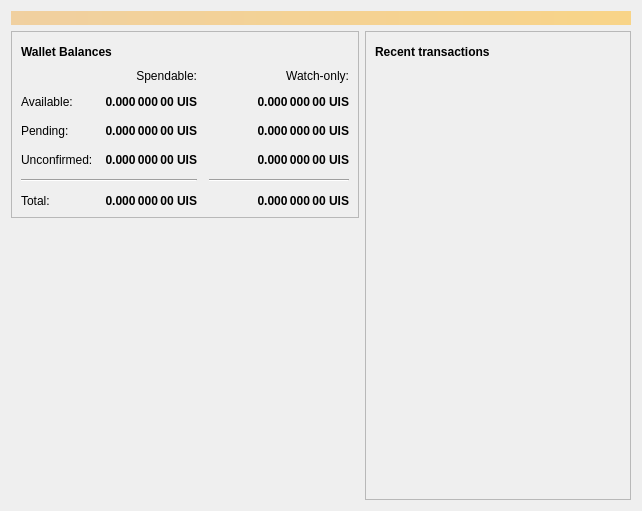
Before: the Qt Designer form src/qt/forms/overviewpage.ui in unitusdev/unitus, drawn with Qt 5.
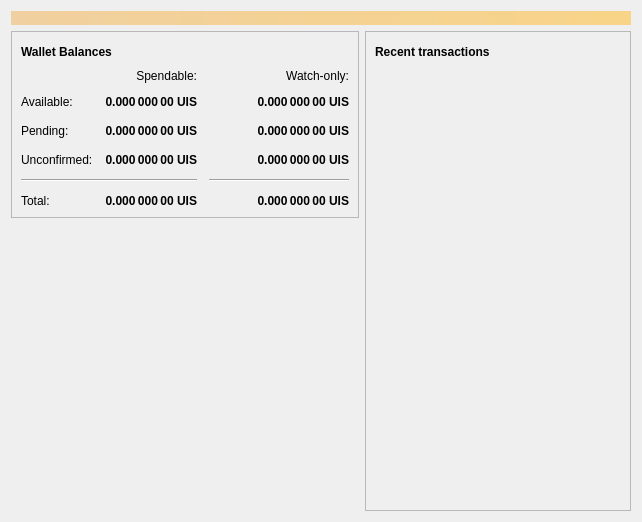
After: the same form once the commit is applied. Icons and pictures are not drawn.

```diff
--- a/src/qt/forms/overviewpage.ui
+++ b/src/qt/forms/overviewpage.ui
@@ -7,7 +7,7 @@
     <x>0</x>
     <y>0</y>
     <width>642</width>
-    <height>511</height>
+    <height>522</height>
    </rect>
   </property>
   <property name="windowTitle">
```
Left out of the diff: 48 changed lines with no effect on the pictures.
